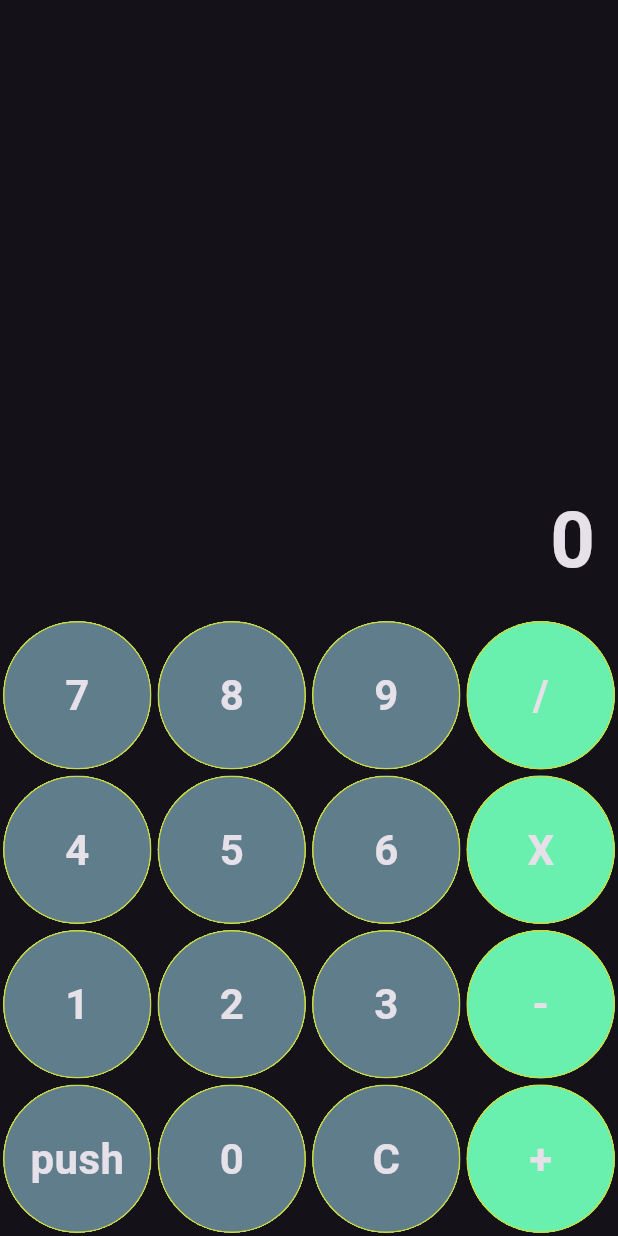
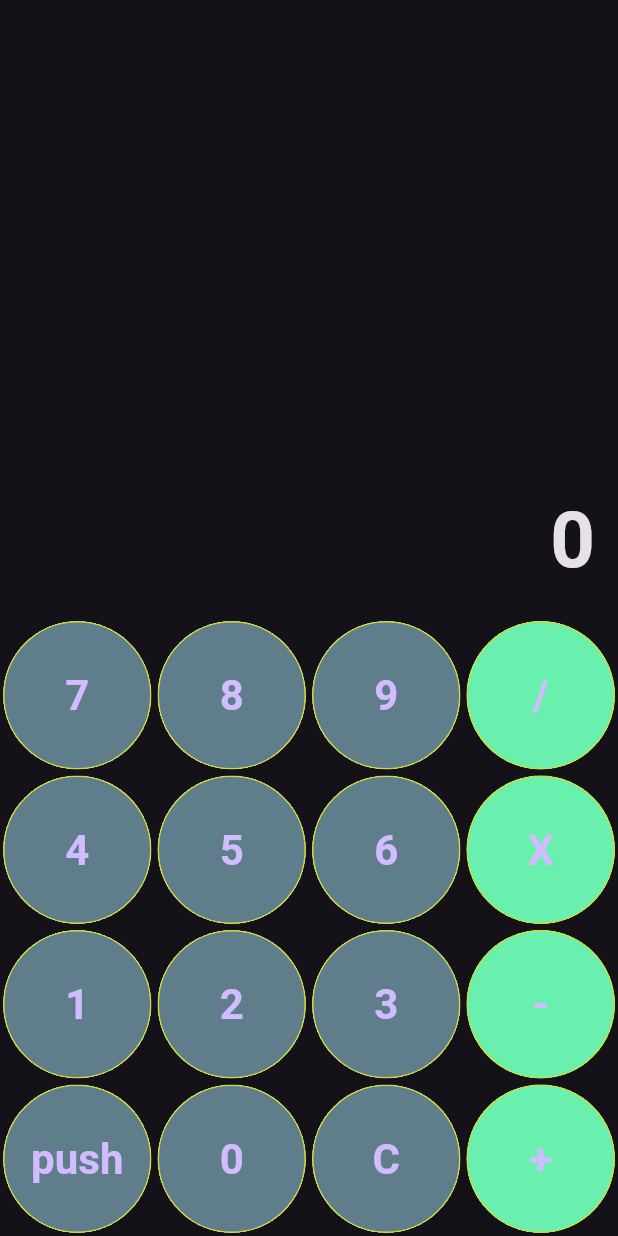
Before and after one commit to lehdk/rpn_calculator, a Flutter app: the screen it shows after launch, on a phone screen of 412 x 824 dp. Run offline on Flutter 3.47's test engine with Material 3 defaults, Android fonts, the phone set to English and light mode, and no system bars.

Commit message:
Changed button

```diff
--- a/lib/widgets/calculator_view.dart
+++ b/lib/widgets/calculator_view.dart
@@ -76,8 +76,8 @@ class _CalculatorViewState extends State<CalculatorView> {
             color: Colors.lime
           ),
         ),
-        child: InkWell(
-          onTap: () => onButtonPressed(value),
+        child: TextButton(
+          onPressed: () => onButtonPressed(value),
           child: Center(
             child: Text(
               value,
```
